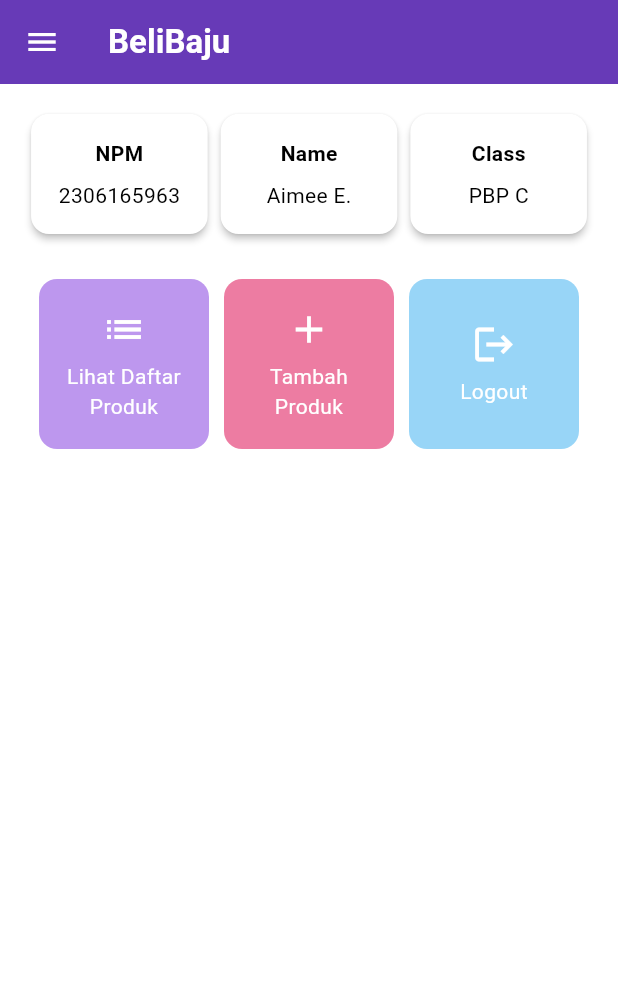
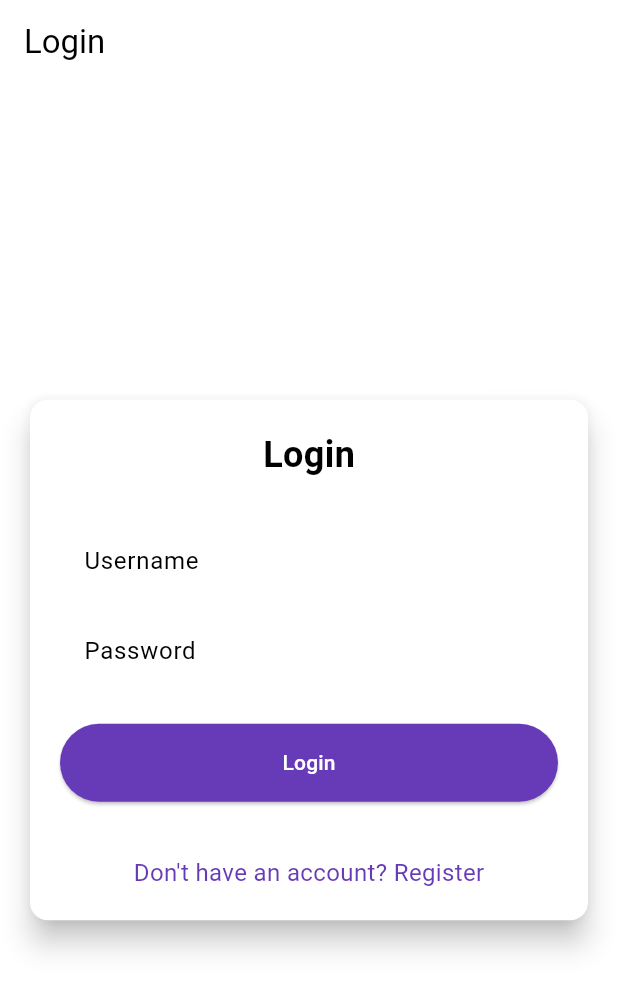
Before and after one commit to aernanto/BeliBajuMobile, a Flutter app: the screen it shows after launch, on a phone screen of 412 x 824 dp. Shown: the top 991 px of the screen. Run offline on Flutter 3.47's test engine with Material 3 defaults, Android fonts, the phone set to English and light mode, and no system bars; missing offline and left inert: pbp_django_auth.

Commit message:
Tugas 9 Final, or my final

```diff
--- a/lib/main.dart
+++ b/lib/main.dart
@@ -1,5 +1,7 @@
 import 'package:flutter/material.dart';
-import 'package:beli_baju/screens/menu.dart';
+import 'package:pbp_django_auth/pbp_django_auth.dart';
+import 'package:beli_baju/screens/login.dart';
+import 'package:provider/provider.dart';
 
 void main() {
   runApp(const MyApp());
@@ -10,28 +12,21 @@
 
   @override
   Widget build(BuildContext context) {
-    return MaterialApp(
-      title: 'BeliBaju',
-      theme: ThemeData(
-        // This is the theme of your application.
-        //
-        // TRY THIS: Try running your application with "flutter run". You'll see
-        // the application has a purple toolbar. Then, without quitting the app,
-        // try changing the seedColor in the colorScheme below to Colors.green
-        // and then invoke "hot reload" (save your changes or press the "hot
-        // reload" button in a Flutter-supported IDE, or press "r" if you used
-        // the command line to start the app).
-        //
-        // Notice that the counter didn't reset back to zero; the application
-        // state is not lost during the reload. To reset the state, use hot
-        // restart instead.
-        //
-        // This works for code too, not just values: Most code changes can be
-        // tested with just a hot reload.
-        colorScheme: ColorScheme.fromSwatch(primarySwatch: Colors.deepPurple,).copyWith(secondary: Colors.deepPurple[400]),
-        useMaterial3: true,
+    return Provider(
+      create: (_) {
+        CookieRequest request = CookieRequest();
+        return request;
+      },
+      child: MaterialApp(
+        title: 'Beli Baju',
+        theme: ThemeData(
+          useMaterial3: true,
+          colorScheme: ColorScheme.fromSwatch(
+            primarySwatch: Colors.deepPurple,
+          ).copyWith(secondary: Colors.deepPurple[400]),
+        ),
+        home: const LoginPage()
       ),
-      home: MyHomePage(),
     );
   }
 }
--- /dev/null
+++ b/lib/screens/login.dart
@@ -0,0 +1,181 @@
+import 'package:beli_baju/screens/menu.dart';
+import 'package:flutter/material.dart';
+import 'package:beli_baju/screens/register.dart';
+import 'package:pbp_django_auth/pbp_django_auth.dart';
+import 'package:provider/provider.dart';
+
+void main() {
+  runApp(const LoginApp());
+}
+
+class LoginApp extends StatelessWidget {
+  const LoginApp({super.key});
+
+  @override
+  Widget build(BuildContext context) {
+    return MaterialApp(
+      title: 'Login',
+      theme: ThemeData(
+        useMaterial3: true,
+        colorScheme: ColorScheme.fromSwatch(
+          primarySwatch: Colors.deepPurple,
+        ).copyWith(secondary: Colors.deepPurple[400]),
+      ),
+      home: const LoginPage(),
+    );
+  }
+}
+
+class LoginPage extends StatefulWidget {
+  const LoginPage({super.key});
+
+  @override
+  State<LoginPage> createState() => _LoginPageState();
+}
+
+class _LoginPageState extends State<LoginPage> {
+  final TextEditingController _usernameController = TextEditingController();
+  final TextEditingController _passwordController = TextEditingController();
+
+  @override
+  Widget build(BuildContext context) {
+    final request = context.watch<CookieRequest>();
+
+    return Scaffold(
+      appBar: AppBar(
+        title: const Text('Login'),
+      ),
+      body: Center(
+        child: SingleChildScrollView(
+          padding: const EdgeInsets.all(16.0),
+          child: Card(
+            elevation: 8,
+            shape: RoundedRectangleBorder(
+              borderRadius: BorderRadius.circular(12.0),
+            ),
+            child: Padding(
+              padding: const EdgeInsets.all(20.0),
+              child: Column(
+                mainAxisSize: MainAxisSize.min,
+                children: [
+                  const Text(
+                    'Login',
+                    style: TextStyle(
+                      fontSize: 24.0,
+                      fontWeight: FontWeight.bold,
+                    ),
+                  ),
+                  const SizedBox(height: 30.0),
+                  TextField(
+                    controller: _usernameController,
+                    decoration: const InputDecoration(
+                      labelText: 'Username',
+                      hintText: 'Enter your username',
+                      border: OutlineInputBorder(
+                        borderRadius: BorderRadius.all(Radius.circular(12.0)),
+                      ),
+                      contentPadding:
+                          EdgeInsets.symmetric(horizontal: 12.0, vertical: 8.0),
+                    ),
+                  ),
+                  const SizedBox(height: 12.0),
+                  TextField(
+                    controller: _passwordController,
+                    decoration: const InputDecoration(
+                      labelText: 'Password',
+                      hintText: 'Enter your password',
+                      border: OutlineInputBorder(
+                        borderRadius: BorderRadius.all(Radius.circular(12.0)),
+                      ),
+                      contentPadding:
+                          EdgeInsets.symmetric(horizontal: 12.0, vertical: 8.0),
+                    ),
+                    obscureText: true,
+                  ),
+                  const SizedBox(height: 24.0),
+                  ElevatedButton(
+                    onPressed: () async {
+                      String username = _usernameController.text;
+                      String password = _passwordController.text;
+
+                      // Cek kredensial
+                      // TODO: Ganti URL dan jangan lupa tambahkan trailing slash (/) di akhir URL!
+                      // Untuk menyambungkan Android emulator dengan Django pada localhost,
+                      // gunakan URL http://10.0.2.2/
+                      final response = await request
+                          .login("http://[APP_URL_KAMU]/auth/login/", {
+                        'username': username,
+                        'password': password,
+                      });
+
+                      if (request.loggedIn) {
+                        String message = response['message'];
+                        String uname = response['username'];
+                        if (context.mounted) {
+                          Navigator.pushReplacement(
+                            context,
+                            MaterialPageRoute(
+                                builder: (context) => MyHomePage()),
+                          );
+                          ScaffoldMessenger.of(context)
+                            ..hideCurrentSnackBar()
+                            ..showSnackBar(
+                              SnackBar(
+                                  content:
+                                      Text("$message Selamat datang, $uname.")),
+                            );
+                        }
+                      } else {
+                        if (context.mounted) {
+                          showDialog(
+                            context: context,
+                            builder: (context) => AlertDialog(
+                              title: const Text('Login Gagal'),
+                              content: Text(response['message']),
+                              actions: [
+                                TextButton(
+                                  child: const Text('OK'),
+                                  onPressed: () {
+                                    Navigator.pop(context);
+                                  },
+                                ),
+                              ],
+                            ),
+                          );
+                        }
+                      }
+                    },
+                    style: ElevatedButton.styleFrom(
+                      foregroundColor: Colors.white,
+                      minimumSize: Size(double.infinity, 50),
+                      backgroundColor: Theme.of(context).colorScheme.primary,
+                      padding: const EdgeInsets.symmetric(vertical: 16.0),
+                    ),
+                    child: const Text('Login'),
+                  ),
+                  const SizedBox(height: 36.0),
+                  GestureDetector(
+                    onTap: () {
+                      Navigator.push(
+                        context,
+                        MaterialPageRoute(
+                            builder: (context) => const RegisterPage()),
+                      );
+                    },
+                    child: Text(
+                      'Don\'t have an account? Register',
+                      style: TextStyle(
+                        color: Theme.of(context).colorScheme.primary,
+                        fontSize: 16.0,
+                      ),
+                    ),
+                  ),
+                ],
+              ),
+            ),
+          ),
+        ),
+      ),
+    );
+  }
+}
--- a/lib/widgets/product_card.dart
+++ b/lib/widgets/product_card.dart
@@ -1,6 +1,11 @@
 import 'package:flutter/material.dart';
 import 'package:beli_baju/screens/product_form.dart';
 import 'package:beli_baju/screens/menu.dart';
+import 'package:beli_baju/screens/list_productentry.dart';
+import 'package:beli_baju/screens/login.dart';
+import 'package:beli_baju/screens/product_form.dart';
+import 'package:pbp_django_auth/pbp_django_auth.dart';
+import 'package:provider/provider.dart';
 
 class ProductCard extends StatelessWidget {
   final ItemHomepage item;
@@ -9,6 +14,7 @@
 
   @override
   Widget build(BuildContext context) {
+    final request = context.watch<CookieRequest>();
     return Material(
       color: Theme.of(context).colorScheme.secondary,
       borderRadius: BorderRadius.circular(12),
--- a/pubspec.yaml
+++ b/pubspec.yaml
@@ -35,6 +35,9 @@
   # The following adds the Cupertino Icons font to your application.
   # Use with the CupertinoIcons class for iOS style icons.
   cupertino_icons: ^1.0.8
+  provider: ^6.1.2
+  pbp_django_auth: ^0.4.0
+  http: ^1.2.2
 
 dev_dependencies:
   flutter_test:
```
Also changed, not shown: lib/models/product_entry.dart (added, +65 -0 lines), lib/screens/list_productentry.dart (added, +90 -0 lines), lib/screens/register.dart (added, +165 -0 lines), pubspec.lock, 2 other files.
